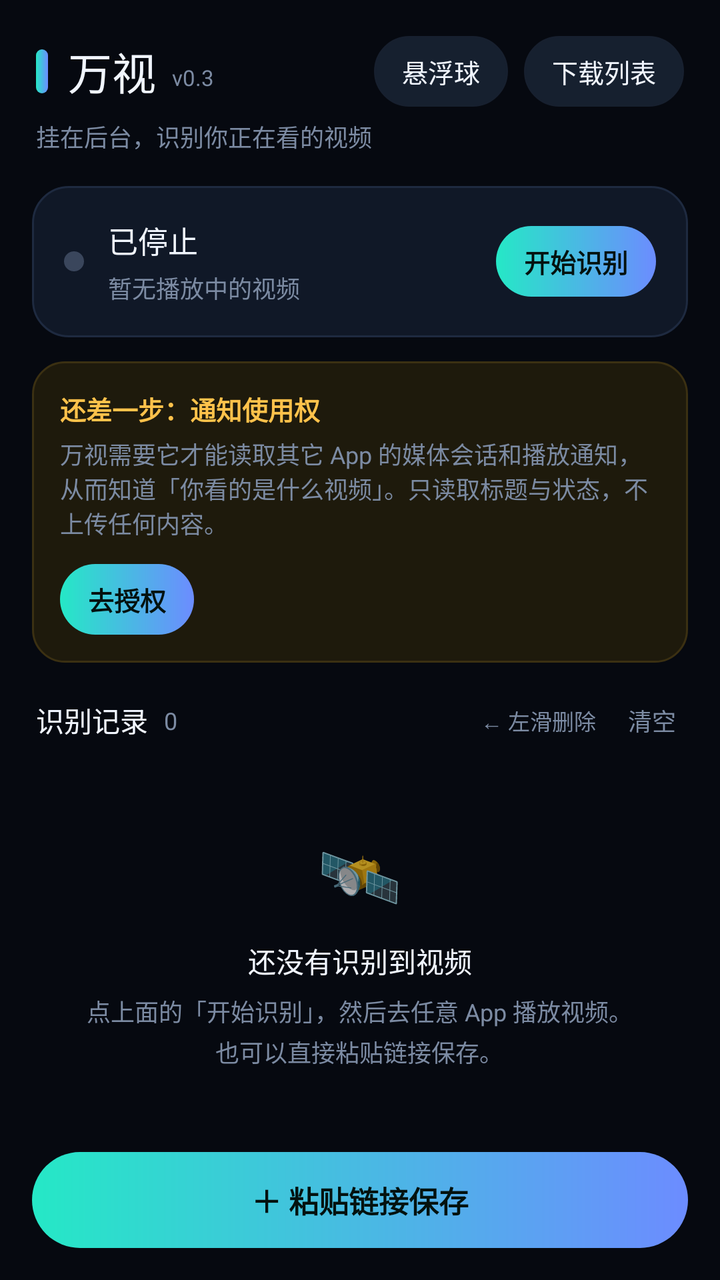
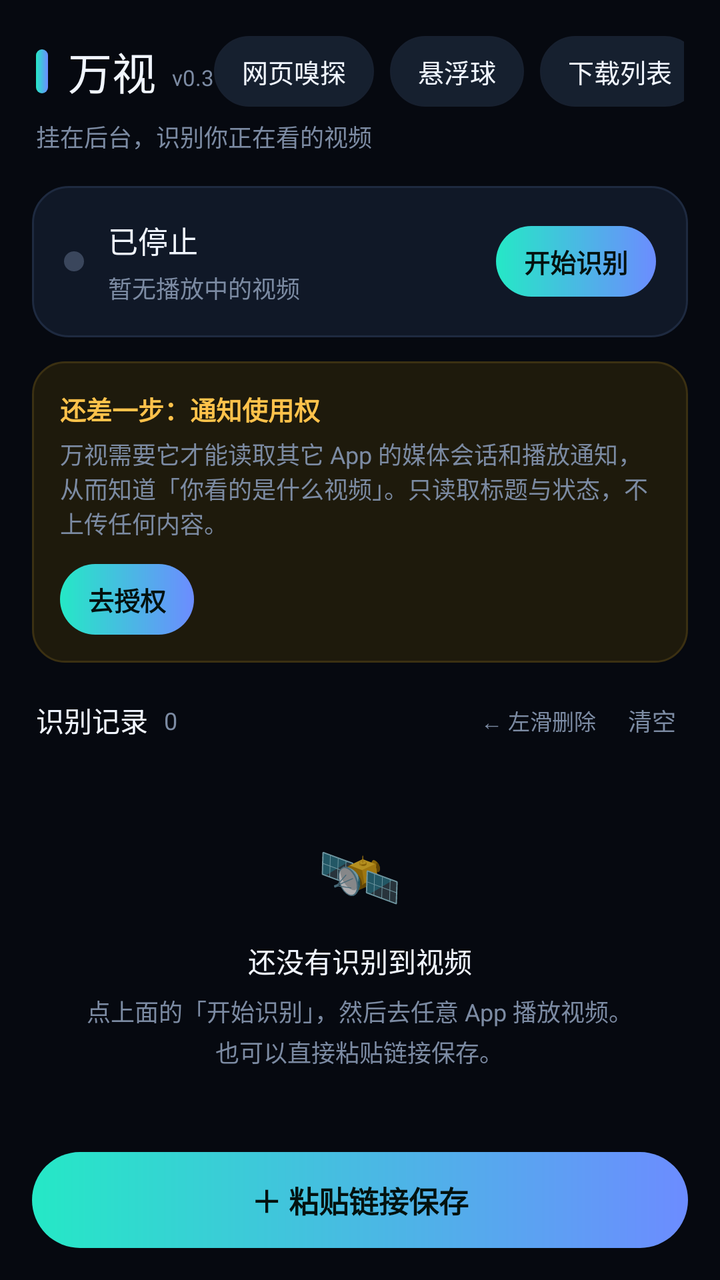

Screens rendered from an Android XML layout before and after an edit, with the pre-edit source and the edit as a unified diff.
<!-- AndroidManifest.xml: application theme Theme.WanShi -->
<!-- res/layout/activity_main.xml -->
<?xml version="1.0" encoding="utf-8"?>

<LinearLayout xmlns:android="http://schemas.android.com/apk/res/android"
    android:layout_width="match_parent"
    android:layout_height="match_parent"
    android:background="@color/bg"
    android:orientation="vertical">

    
    <LinearLayout
        android:layout_width="match_parent"
        android:layout_height="wrap_content"
        android:gravity="center_vertical"
        android:orientation="horizontal"
        android:paddingLeft="18dp"
        android:paddingTop="18dp"
        android:paddingRight="18dp">

        <View
            android:layout_width="6dp"
            android:layout_height="22dp"
            android:background="@drawable/bg_pill_accent" />

        <TextView
            android:layout_width="wrap_content"
            android:layout_height="wrap_content"
            android:layout_marginStart="10dp"
            android:fontFamily="sans-serif-medium"
            android:text="万视"
            android:textColor="@color/text"
            android:textSize="22sp" />

        <TextView
            android:layout_width="wrap_content"
            android:layout_height="wrap_content"
            android:layout_marginStart="8dp"
            android:layout_marginTop="3dp"
            android:text="v0.3"
            android:textColor="@color/muted"
            android:textSize="11sp" />

        <View
            android:layout_width="0dp"
            android:layout_height="1dp"
            android:layout_weight="1" />

        <TextView
            android:id="@+id/btnFloat"
            style="@style/Text.Pill"
            android:layout_width="wrap_content"
            android:layout_height="wrap_content"
            android:layout_marginEnd="8dp"
            android:text="悬浮球" />

        <TextView
            android:id="@+id/btnDownloads"
            style="@style/Text.Pill"
            android:layout_width="wrap_content"
            android:layout_height="wrap_content"
            android:text="下载列表" />
    </LinearLayout>

    <TextView
        android:layout_width="match_parent"
        android:layout_height="wrap_content"
        android:paddingLeft="18dp"
        android:paddingTop="6dp"
        android:paddingRight="18dp"
        android:text="挂在后台，识别你正在看的视频"
        android:textColor="@color/muted"
        android:textSize="12sp" />

    
    <LinearLayout
        android:layout_width="match_parent"
        android:layout_height="wrap_content"
        android:layout_marginLeft="16dp"
        android:layout_marginTop="16dp"
        android:layout_marginRight="16dp"
        android:background="@drawable/bg_card"
        android:gravity="center_vertical"
        android:orientation="horizontal"
        android:padding="16dp">

        <View
            android:id="@+id/dot"
            android:layout_width="10dp"
            android:layout_height="10dp"
            android:background="@drawable/dot_off" />

        <LinearLayout
            android:layout_width="0dp"
            android:layout_height="wrap_content"
            android:layout_marginStart="12dp"
            android:layout_weight="1"
            android:orientation="vertical">

            <TextView
                android:id="@+id/tvStatus"
                android:layout_width="wrap_content"
                android:layout_height="wrap_content"
                android:fontFamily="sans-serif-medium"
                android:text="已停止"
                android:textColor="@color/text"
                android:textSize="15sp" />

            <TextView
                android:id="@+id/tvNow"
                android:layout_width="match_parent"
                android:layout_height="wrap_content"
                android:layout_marginTop="4dp"
                android:ellipsize="end"
                android:maxLines="1"
                android:text="暂无播放中的视频"
                android:textColor="@color/muted"
                android:textSize="12sp" />
        </LinearLayout>

        <TextView
            android:id="@+id/btnToggle"
            style="@style/Text.PillAccent"
            android:layout_width="wrap_content"
            android:layout_height="wrap_content"
            android:layout_marginStart="10dp"
            android:text="开始识别" />
    </LinearLayout>

    
    <LinearLayout
        android:id="@+id/permBanner"
        android:layout_width="match_parent"
        android:layout_height="wrap_content"
        android:layout_marginLeft="16dp"
        android:layout_marginTop="12dp"
        android:layout_marginRight="16dp"
        android:background="@drawable/bg_warn"
        android:orientation="vertical"
        android:padding="14dp">

        <TextView
            android:layout_width="wrap_content"
            android:layout_height="wrap_content"
            android:text="还差一步：通知使用权"
            android:textColor="@color/warn"
            android:textSize="13sp"
            android:textStyle="bold" />

        <TextView
            android:layout_width="match_parent"
            android:layout_height="wrap_content"
            android:layout_marginTop="4dp"
            android:text="万视需要它才能读取其它 App 的媒体会话和播放通知，从而知道「你看的是什么视频」。只读取标题与状态，不上传任何内容。"
            android:textColor="@color/muted"
            android:textSize="12sp" />

        <TextView
            android:id="@+id/btnGrant"
            style="@style/Text.PillAccent"
            android:layout_width="wrap_content"
            android:layout_height="wrap_content"
            android:layout_marginTop="12dp"
            android:text="去授权" />
    </LinearLayout>

    
    <LinearLayout
        android:id="@+id/clipBanner"
        android:layout_width="match_parent"
        android:layout_height="wrap_content"
        android:layout_marginLeft="16dp"
        android:layout_marginTop="12dp"
        android:layout_marginRight="16dp"
        android:background="@drawable/bg_card"
        android:gravity="center_vertical"
        android:orientation="horizontal"
        android:padding="14dp"
        android:visibility="gone">

        <LinearLayout
            android:layout_width="0dp"
            android:layout_height="wrap_content"
            android:layout_weight="1"
            android:orientation="vertical">

            <TextView
                android:layout_width="wrap_content"
                android:layout_height="wrap_content"
                android:fontFamily="sans-serif-medium"
                android:text="检测到剪贴板里有视频链接"
                android:textColor="@color/accent"
                android:textSize="13sp" />

            <TextView
                android:layout_width="match_parent"
                android:layout_height="wrap_content"
                android:layout_marginTop="3dp"
                android:text="刚复制的内容还留着，点右边直接保存"
                android:textColor="@color/muted"
                android:textSize="12sp" />
        </LinearLayout>

        <TextView
            android:id="@+id/btnClipSave"
            style="@style/Text.PillAccent"
            android:layout_width="wrap_content"
            android:layout_height="wrap_content"
            android:layout_marginStart="10dp"
            android:text="去保存" />
    </LinearLayout>

    
    <LinearLayout
        android:layout_width="match_parent"
        android:layout_height="wrap_content"
        android:gravity="center_vertical"
        android:orientation="horizontal"
        android:paddingLeft="18dp"
        android:paddingTop="16dp"
        android:paddingRight="18dp"
        android:paddingBottom="8dp">

        <TextView
            android:layout_width="wrap_content"
            android:layout_height="wrap_content"
            android:fontFamily="sans-serif-medium"
            android:text="识别记录"
            android:textColor="@color/text"
            android:textSize="14sp" />

        <TextView
            android:id="@+id/tvCount"
            android:layout_width="wrap_content"
            android:layout_height="wrap_content"
            android:layout_marginStart="8dp"
            android:text="0"
            android:textColor="@color/muted"
            android:textSize="12sp" />

        <View
            android:layout_width="0dp"
            android:layout_height="1dp"
            android:layout_weight="1" />

        <TextView
            android:layout_width="wrap_content"
            android:layout_height="wrap_content"
            android:layout_marginEnd="12dp"
            android:text="← 左滑删除"
            android:textColor="@color/muted"
            android:textSize="11sp" />

        <TextView
            android:id="@+id/btnClear"
            android:layout_width="wrap_content"
            android:layout_height="wrap_content"
            android:padding="4dp"
            android:text="清空"
            android:textColor="@color/muted"
            android:textSize="12sp" />
    </LinearLayout>

    <FrameLayout
        android:layout_width="match_parent"
        android:layout_height="0dp"
        android:layout_weight="1">

        <androidx.recyclerview.widget.RecyclerView
            android:id="@+id/rv"
            android:layout_width="match_parent"
            android:layout_height="match_parent"
            android:clipToPadding="false"
            android:paddingLeft="16dp"
            android:paddingRight="16dp"
            android:paddingBottom="8dp"
            android:scrollbars="none" />

        <LinearLayout
            android:id="@+id/emptyView"
            android:layout_width="match_parent"
            android:layout_height="match_parent"
            android:gravity="center"
            android:orientation="vertical"
            android:padding="24dp">

            <TextView
                android:layout_width="wrap_content"
                android:layout_height="wrap_content"
                android:text="🛰"
                android:textSize="34sp" />

            <TextView
                android:layout_width="wrap_content"
                android:layout_height="wrap_content"
                android:layout_marginTop="10dp"
                android:text="还没有识别到视频"
                android:textColor="@color/text"
                android:textSize="14sp" />

            <TextView
                android:layout_width="wrap_content"
                android:layout_height="wrap_content"
                android:layout_marginTop="6dp"
                android:gravity="center"
                android:lineSpacingExtra="3dp"
                android:text="点上面的「开始识别」，然后去任意 App 播放视频。\n也可以直接粘贴链接保存。"
                android:textColor="@color/muted"
                android:textSize="12sp" />
        </LinearLayout>
    </FrameLayout>

    
    <LinearLayout
        android:layout_width="match_parent"
        android:layout_height="wrap_content"
        android:background="@color/bg"
        android:orientation="vertical"
        android:paddingLeft="16dp"
        android:paddingTop="8dp"
        android:paddingRight="16dp"
        android:paddingBottom="16dp">

        <TextView
            android:id="@+id/btnSaveLink"
            style="@style/Text.PillAccent"
            android:layout_width="match_parent"
            android:layout_height="48dp"
            android:gravity="center"
            android:text="＋ 粘贴链接保存"
            android:textSize="15sp" />
    </LinearLayout>

</LinearLayout>
<!-- resources referenced by this layout -->
<resources>
  <color name="accent">#25E8C6</color>
  <color name="bg">#060910</color>
  <color name="muted">#7C8BA3</color>
  <color name="text">#F1F6FF</color>
  <color name="warn">#FFC24B</color>
  <!-- drawable bg_card (drawable) -->
  <?xml version="1.0" encoding="utf-8"?>
  <shape xmlns:android="http://schemas.android.com/apk/res/android"
      android:shape="rectangle">
      <solid android:color="@color/card" />
      <corners android:radius="18dp" />
      <stroke
          android:width="1dp"
          android:color="@color/stroke" />
  </shape>
  <!-- drawable bg_pill_accent (drawable) -->
  <?xml version="1.0" encoding="utf-8"?>
  <shape xmlns:android="http://schemas.android.com/apk/res/android"
      android:shape="rectangle">
      <gradient
          android:angle="0"
          android:endColor="@color/accent2"
          android:startColor="@color/accent" />
      <corners android:radius="999dp" />
  </shape>
  <!-- drawable bg_warn (drawable) -->
  <?xml version="1.0" encoding="utf-8"?>
  <shape xmlns:android="http://schemas.android.com/apk/res/android"
      android:shape="rectangle">
      <solid android:color="@color/warn_bg" />
      <corners android:radius="16dp" />
      <stroke
          android:width="1dp"
          android:color="@color/warn_stroke" />
  </shape>
  <!-- drawable dot_off (drawable) -->
  <?xml version="1.0" encoding="utf-8"?>
  <shape xmlns:android="http://schemas.android.com/apk/res/android"
      android:shape="oval">
      <solid android:color="#3A465C" />
      <size
          android:width="10dp"
          android:height="10dp" />
  </shape>
  <style name="Text.Pill" parent="">
          <item name="android:textSize">13sp</item>
          <item name="android:textColor">@color/text</item>
          <item name="android:background">@drawable/bg_pill</item>
          <item name="android:paddingLeft">14dp</item>
          <item name="android:paddingRight">14dp</item>
          <item name="android:paddingTop">8dp</item>
          <item name="android:paddingBottom">8dp</item>
          <item name="android:gravity">center</item>
      </style>
  <style name="Text.PillAccent" parent="Text.Pill">
          <item name="android:textColor">#04120F</item>
          <item name="android:textStyle">bold</item>
          <item name="android:background">@drawable/bg_pill_accent</item>
      </style>
  <style name="Theme.WanShi" parent="Theme.AppCompat.NoActionBar">
          <item name="colorPrimary">@color/accent</item>
          <item name="colorPrimaryDark">@color/bg</item>
          <item name="colorAccent">@color/accent</item>
          <item name="android:colorAccent">@color/accent</item>
          <item name="android:colorBackground">@color/bg</item>
          <item name="android:windowBackground">@color/bg</item>
          <item name="android:textColorPrimary">@color/text</item>
          <item name="android:textColorSecondary">@color/muted</item>
          <item name="android:statusBarColor">@color/bg</item>
          <item name="android:navigationBarColor">@color/bg</item>
          <item name="android:windowLightStatusBar">false</item>
      </style>
  <color name="card">#101827</color>
  <color name="stroke">#1E2A40</color>
  <color name="accent2">#6C8CFF</color>
  <color name="warn_bg">#1E1A0C</color>
  <color name="warn_stroke">#3B3012</color>
  <!-- drawable bg_pill (drawable) -->
  <?xml version="1.0" encoding="utf-8"?>
  <shape xmlns:android="http://schemas.android.com/apk/res/android"
      android:shape="rectangle">
      <solid android:color="@color/pill" />
      <corners android:radius="999dp" />
      <stroke
          android:width="1dp"
          android:color="@color/stroke_soft" />
  </shape>
  <color name="pill">#16202F</color>
  <color name="stroke_soft">#17202F</color>
</resources>

<!-- the commit's change to res/layout/activity_main.xml (unified diff, before → after) -->
@@ -43,6 +43,14 @@
             android:layout_width="0dp"
             android:layout_height="1dp"
             android:layout_weight="1" />
+
+        <TextView
+            android:id="@+id/btnSniffer"
+            style="@style/Text.Pill"
+            android:layout_width="wrap_content"
+            android:layout_height="wrap_content"
+            android:layout_marginEnd="8dp"
+            android:text="网页嗅探" />
 
         <TextView
             android:id="@+id/btnFloat"
